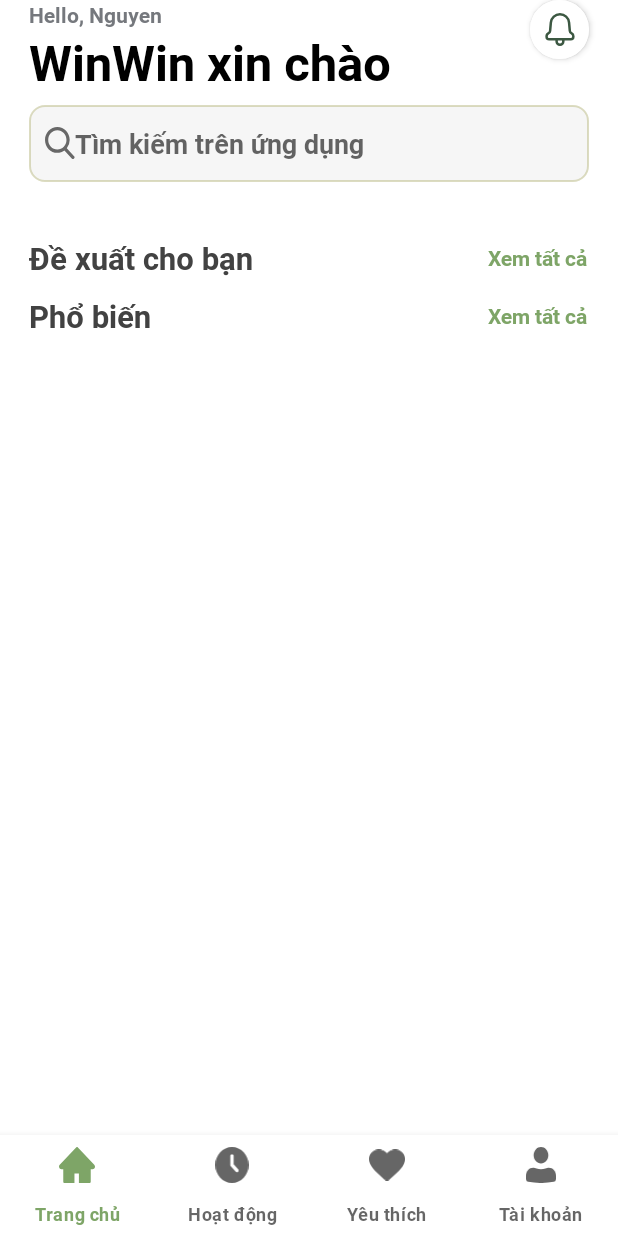
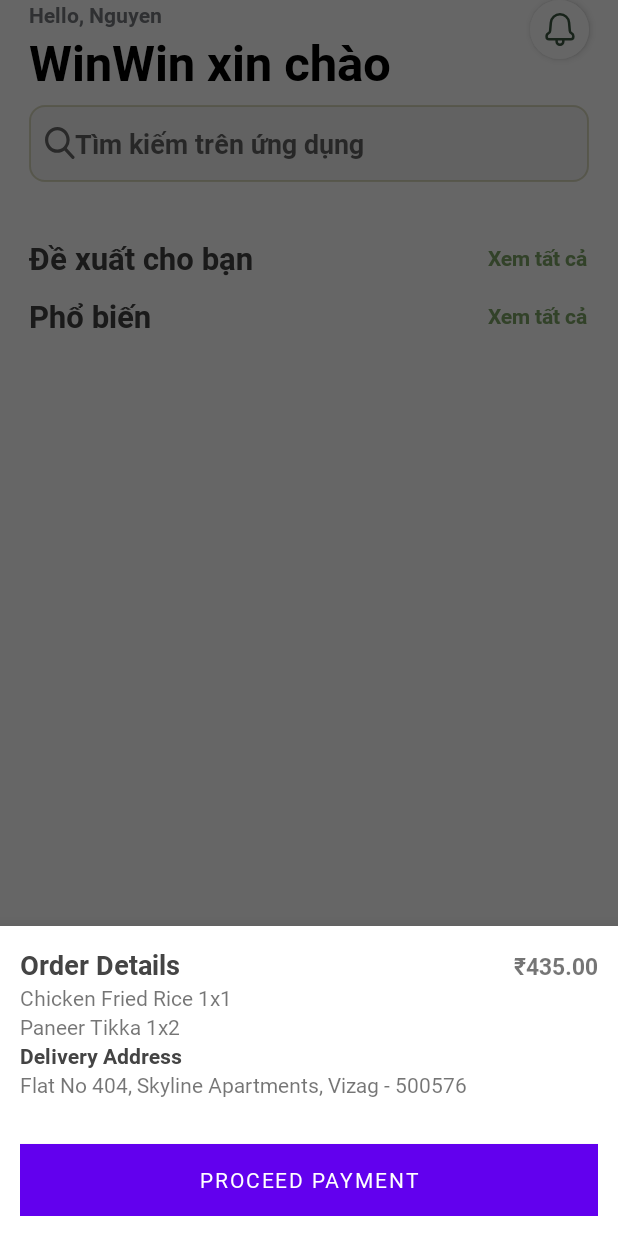
Before and after one commit to phatmwj/capstone-project, an Android app: the HomeActivity screen opened directly, with no data from a screen before it, after a tap on an icon or button, on a phone screen of 412 x 824 dp. Run offline under Robolectric (Android 15) with nearby library versions, the phone set to English and light mode, and no system bars; our stand-ins replace data binding, sdp/ssp sizes; libraries missing offline, so code that uses them is left out: eu.davidea.flexibleadapter; 25 statements that could not run were skipped.

Commit message:
bottom sheet fragment

```diff
--- a/app/src/main/AndroidManifest.xml
+++ b/app/src/main/AndroidManifest.xml
@@ -82,6 +82,7 @@
         <activity
             android:name=".ui.main.MainActivity"
             android:launchMode="singleTop"
+            android:exported="true"
             android:windowSoftInputMode="adjustResize|stateHidden" />
         <activity
             android:name=".ui.login.LoginActivity"
--- a/app/src/main/java/winwin/customer/app/ui/fragment/home/HomeFragment.java
+++ b/app/src/main/java/winwin/customer/app/ui/fragment/home/HomeFragment.java
@@ -1,6 +1,7 @@
 package winwin.customer.app.ui.fragment.home;
 
 import android.util.Log;
+import android.view.View;
 
 import androidx.recyclerview.widget.DefaultItemAnimator;
 import androidx.recyclerview.widget.LinearLayoutManager;
@@ -17,6 +18,7 @@ import winwin.customer.app.data.model.api.response.Food;
 import winwin.customer.app.databinding.FragmentHomeBinding;
 import winwin.customer.app.di.component.FragmentComponent;
 import winwin.customer.app.ui.base.fragment.BaseFragment;
+import winwin.customer.app.ui.dialog.BottomSheetDialog;
 import winwin.customer.app.ui.fragment.home.adapter.BannerAdapter;
 import winwin.customer.app.ui.fragment.home.adapter.CategoryAdapter;
 import winwin.customer.app.ui.fragment.home.adapter.FoodAdapter;
@@ -114,4 +116,23 @@ public class HomeFragment extends BaseFragment<FragmentHomeBinding, HomeFragment
 
         });
     }
+
+    /**
+     * showing bottom sheet dialog fragment
+     * same layout is used in both dialog and dialog fragment
+     */
+    public void showBottomSheetDialogFragment() {
+        BottomSheetDialog dialog = new BottomSheetDialog();
+        dialog.show(getChildFragmentManager(), "bottomSheetDialog");
+    }
+
+    /**
+     * showing bottom sheet dialog
+     */
+    public void showBottomSheetDialog() {
+        View view = getLayoutInflater().inflate(R.layout.layout_bottem_sheet, null);
+        com.google.android.material.bottomsheet.BottomSheetDialog dialog = new com.google.android.material.bottomsheet.BottomSheetDialog(getContext());
+        dialog.setContentView(view);
+        dialog.show();
+    }
 }
--- a/app/src/main/res/layout/activity_home.xml
+++ b/app/src/main/res/layout/activity_home.xml
@@ -36,7 +36,7 @@
             android:id="@+id/frameLayout"
             android:layout_width="match_parent"
             android:layout_height="match_parent"
-            android:layout_above="@+id/navigationView"></FrameLayout>
+            android:layout_above="@+id/navigationView" />
 
     </RelativeLayout>
 </layout>
--- a/app/src/main/res/layout/fragment_home.xml
+++ b/app/src/main/res/layout/fragment_home.xml
@@ -70,7 +70,7 @@
                     >
 
                     <ImageButton
-                        android:onClick="@{(v)->vm.openNotification()}"
+                        android:onClick="@{(v)->f.showBottomSheetDialog()}"
                         android:id="@+id/imgBtnNotification"
                         android:layout_height="match_parent"
                         android:layout_width="match_parent"
@@ -165,7 +165,7 @@
                     android:layout_height="wrap_content"
                     android:layout_below="@+id/txtSg"
                     tools:itemCount="1"
-                    tools:listitem="@layout/item_food"></androidx.recyclerview.widget.RecyclerView>
+                    tools:listitem="@layout/item_food" />
 
 
                 <TextView
--- /dev/null
+++ b/app/src/main/res/layout/layout_bottem_sheet.xml
@@ -0,0 +1,79 @@
+<?xml version="1.0" encoding="utf-8"?>
+<layout xmlns:android="http://schemas.android.com/apk/res/android"
+    xmlns:app="http://schemas.android.com/apk/res-auto">
+
+    <data>
+
+    </data>
+
+    <LinearLayout
+        android:id="@+id/bottom_sheet"
+        android:layout_width="match_parent"
+        android:layout_height="wrap_content"
+        android:background="#fff"
+        android:orientation="vertical"
+        android:padding="@dimen/_10sdp"
+        app:behavior_hideable="true"
+        app:behavior_peekHeight="56dp"
+        app:layout_behavior="android.support.design.widget.BottomSheetBehavior">
+
+        <LinearLayout
+            android:layout_width="match_parent"
+            android:layout_height="wrap_content"
+            android:orientation="horizontal"
+            android:layout_gravity="center_vertical"
+            android:weightSum="3">
+
+            <TextView
+                android:layout_width="0dp"
+                android:layout_height="wrap_content"
+                android:layout_weight="2"
+                android:text="Order Details"
+                android:textColor="#444"
+                android:textSize="18dp"
+                android:textStyle="bold" />
+
+            <TextView
+                android:layout_width="0dp"
+                android:gravity="right"
+                android:layout_height="wrap_content"
+                android:layout_weight="1"
+                android:textStyle="bold"
+                android:textSize="15dp"
+                android:text="₹435.00"></TextView>
+        </LinearLayout>
+
+
+        <TextView
+            android:layout_width="wrap_content"
+            android:layout_height="wrap_content"
+            android:text="Chicken Fried Rice 1x1" />
+
+        <TextView
+            android:layout_width="wrap_content"
+            android:layout_height="wrap_content"
+            android:text="Paneer Tikka 1x2" />
+
+        <TextView
+            android:layout_width="wrap_content"
+            android:layout_height="wrap_content"
+            android:text="Delivery Address"
+            android:textColor="#444"
+            android:textStyle="bold" />
+
+        <TextView
+            android:layout_width="wrap_content"
+            android:layout_height="wrap_content"
+            android:text="Flat No 404, Skyline Apartments, Vizag - 500576" />
+
+        <Button
+            android:layout_width="match_parent"
+            android:layout_height="wrap_content"
+            android:layout_marginTop="30dp"
+            android:background="#000"
+            android:foreground="?attr/selectableItemBackground"
+            android:text="PROCEED PAYMENT"
+            android:textColor="#fff" />
+
+    </LinearLayout>
+</layout>
```
Also changed, not shown: app/src/main/java/winwin/customer/app/di/module/ActivityModule.java (+0 -9 lines), app/src/main/java/winwin/customer/app/ui/dialog/BottomSheetDialog.java (added, +28 -0 lines), app/src/main/java/winwin/customer/app/ui/main/MainActivity.java (+25 -2 lines), app/src/main/java/winwin/customer/app/ui/profile/ProfileViewModel.java (deleted, +0 -11 lines), app/src/main/res/layout/activity_main.xml (+15 -7 lines).
